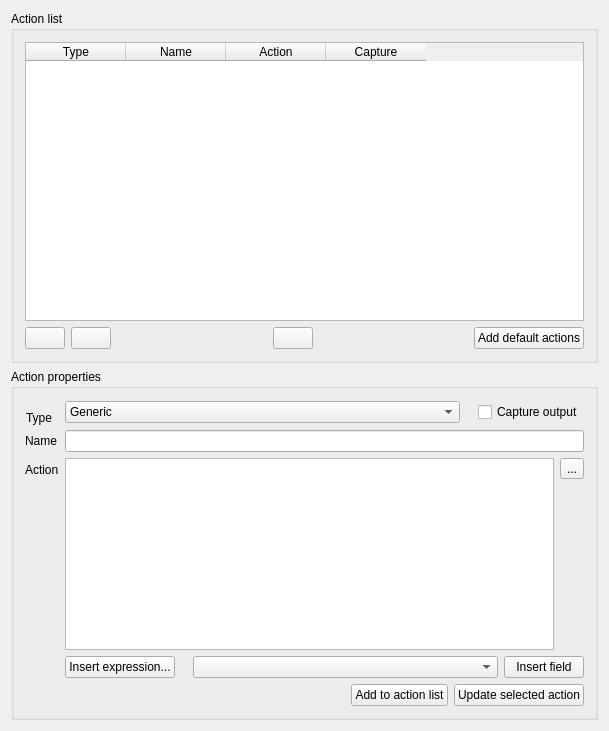
First picture: the form in src/ui/qgsattributeactiondialogbase.ui, repository qgis/QGIS, before the edit.
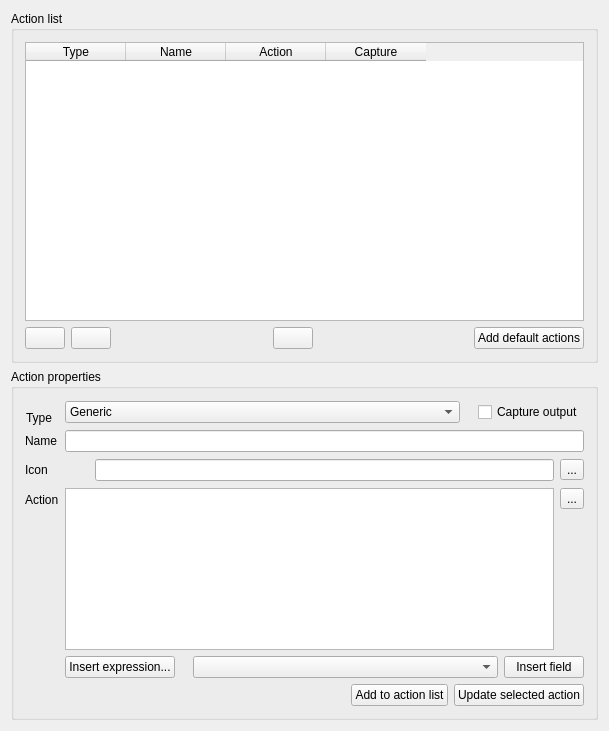
Second picture: the form after the edit. Icons and pictures are not drawn. Custom widgets are drawn as their Qt base class.

Commit message: Add icon support to actions

The edit to the form file:
```diff
--- a/src/ui/qgsattributeactiondialogbase.ui
+++ b/src/ui/qgsattributeactiondialogbase.ui
@@ -291,6 +291,13 @@
        </widget>
       </item>
       <item row="2" column="0">
+       <widget class="QLabel" name="label_2">
+        <property name="text">
+         <string>Icon</string>
+        </property>
+       </widget>
+      </item>
+      <item row="3" column="0">
        <widget class="QLabel" name="textLabel2">
         <property name="whatsThis">
          <string>Enter the action here. This can be any program, script or command that is available on your system. When the action is invoked any set of characters that start with a % and then have the name of a field will be replaced by the value of that field. The special characters %% will be replaced by the value of the field that was selected. Double quote marks group text into single arguments to the program, script or command. Double quotes will be ignored if prefixed with a backslash</string>
@@ -303,7 +310,7 @@
         </property>
        </widget>
       </item>
-      <item row="2" column="1">
+      <item row="3" column="1">
        <layout class="QGridLayout" name="gridLayout_4">
         <item row="0" column="1">
          <widget class="QToolButton" name="browseButton">
@@ -356,7 +363,7 @@
         </item>
        </layout>
       </item>
-      <item row="3" column="1">
+      <item row="4" column="1">
        <layout class="QHBoxLayout" name="horizontalLayout_2">
         <item>
          <widget class="QPushButton" name="insertExpressionButton">
@@ -415,7 +422,7 @@
         </item>
        </layout>
       </item>
-      <item row="4" column="0" colspan="2">
+      <item row="5" column="0" colspan="2">
        <layout class="QHBoxLayout" name="horizontalLayout_3">
         <item>
          <spacer name="horizontalSpacer">
@@ -455,6 +462,39 @@
         </item>
        </layout>
       </item>
+      <item row="2" column="1">
+       <layout class="QHBoxLayout" name="horizontalLayout_5">
+        <item>
+         <widget class="QLabel" name="iconPreview">
+          <property name="sizePolicy">
+           <sizepolicy hsizetype="Fixed" vsizetype="Fixed">
+            <horstretch>24</horstretch>
+            <verstretch>24</verstretch>
+           </sizepolicy>
+          </property>
+          <property name="minimumSize">
+           <size>
+            <width>24</width>
+            <height>24</height>
+           </size>
+          </property>
+          <property name="text">
+           <string/>
+          </property>
+         </widget>
+        </item>
+        <item>
+         <widget class="QLineEdit" name="actionIcon"/>
+        </item>
+        <item>
+         <widget class="QToolButton" name="chooseIconButton">
+          <property name="text">
+           <string>...</string>
+          </property>
+         </widget>
+        </item>
+       </layout>
+      </item>
      </layout>
      <widget class="QLabel" name="label">
       <property name="geometry">
```
The commit also changes 5 other files.
